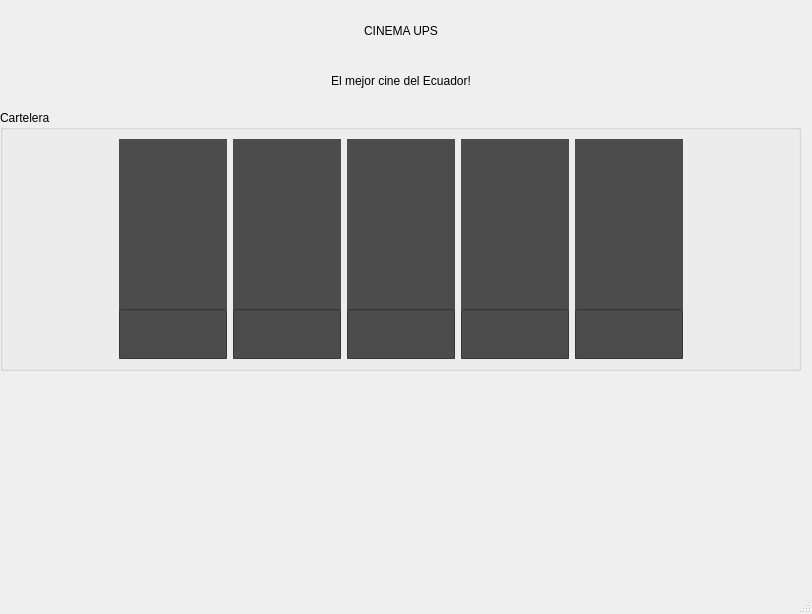
This is principal.ui in JosephBano/P60-ProyectoParcial2 as Qt 5 draws it before an edit. The edited form follows.
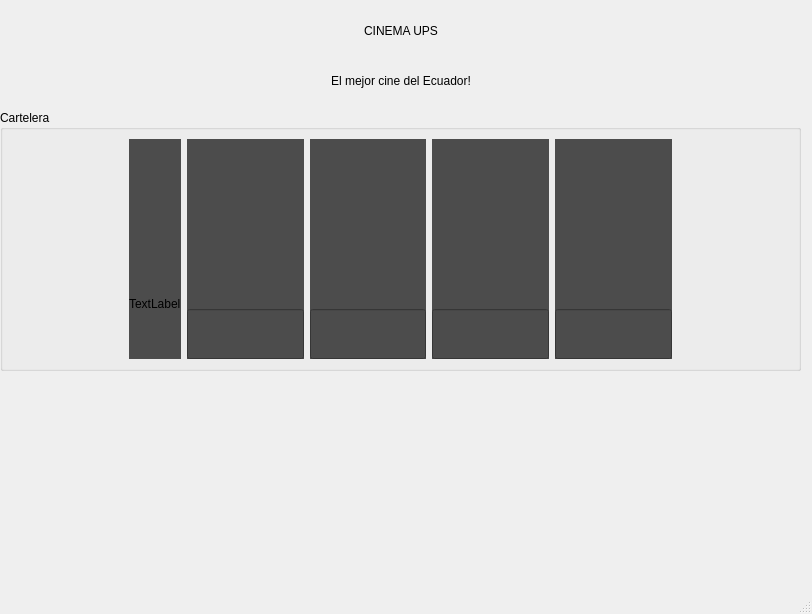
This is the edited form. Icons and pictures are not drawn.

Diff of the .ui file:
```diff
--- a/principal.ui
+++ b/principal.ui
@@ -78,12 +78,9 @@
          </widget>
         </item>
         <item>
-         <widget class="QLineEdit" name="info1">
-          <property name="minimumSize">
-           <size>
-            <width>0</width>
-            <height>50</height>
-           </size>
+         <widget class="QLabel" name="label">
+          <property name="text">
+           <string>TextLabel</string>
           </property>
          </widget>
         </item>
```
